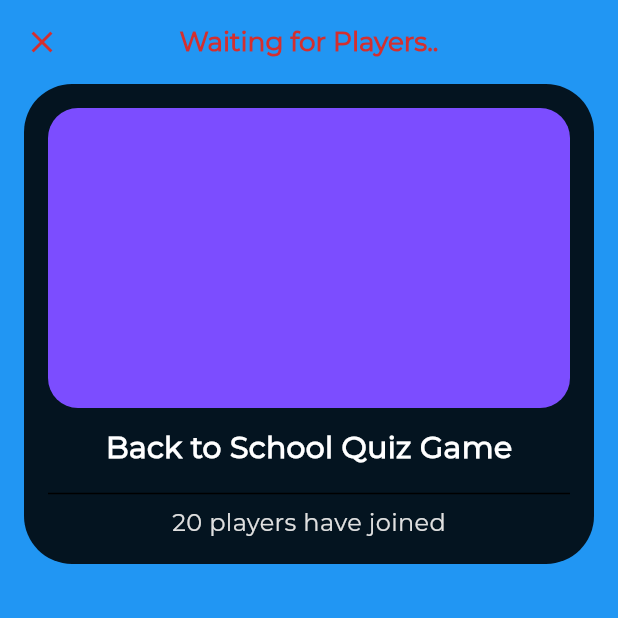
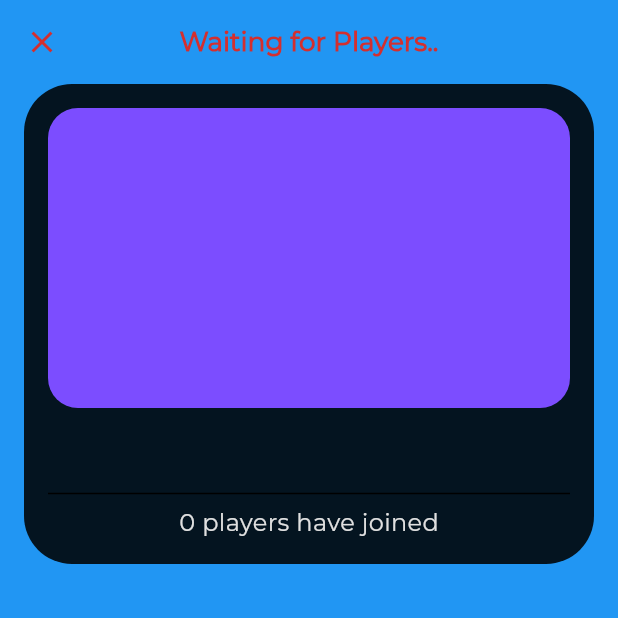
Before and after one commit to TextTheAnswer/Text_The_Answer_App, a Flutter app: the WaitingLobbyScreen screen opened directly with empty values, on a phone screen of 412 x 824 dp, the top half of it. Run offline on Flutter 3.47's test engine with Material 3 defaults, Android fonts, the phone set to English and light mode, and no system bars; our stand-ins replace animate_do, cached_network_image, equatable, flutter_bloc, flutter_dotenv, flutter_local_notifications and 12 more; accounts and stored records are empty.

Commit message:
feat: Update lobby data handling in Waiting Lobby Screen

```diff
--- a/lib/screens/game/waiting_lobby_screen.dart
+++ b/lib/screens/game/waiting_lobby_screen.dart
@@ -1,13 +1,38 @@
 import 'package:flutter/material.dart';
+import 'package:flutter_bloc/flutter_bloc.dart';
 import 'package:go_router/go_router.dart';
+import 'package:text_the_answer/blocs/game/game_bloc.dart';
+import 'package:text_the_answer/blocs/game/game_event.dart';
 import 'package:text_the_answer/models/lobby.dart';
 import 'package:text_the_answer/utils/font_utility.dart';
 import 'package:text_the_answer/widgets/app_bar/custom_app_bar.dart';
 
-class WaitingLobbyScreen extends StatelessWidget {
+//TODO: Do a complete port of [LobbyWaitingScreen]
+class WaitingLobbyScreen extends StatefulWidget {
   const WaitingLobbyScreen({super.key, required this.lobby});
 
   final Lobby lobby;
+
+  @override
+  State<WaitingLobbyScreen> createState() => _WaitingLobbyScreenState();
+}
+
+class _WaitingLobbyScreenState extends State<WaitingLobbyScreen> {
+  late Lobby _currentLobby;
+
+  @override
+  void initState() {
+    super.initState();
+    _currentLobby = widget.lobby;
+  }
+
+  @override
+  void dispose() {
+    // Leave the lobby when exiting screen
+    context.read<GameBloc>().add(LeaveLobby(lobbyId: _currentLobby.id));
+
+    super.dispose();
+  }
 
   @override
   Widget build(BuildContext context) {
@@ -23,7 +48,7 @@ class WaitingLobbyScreen extends StatelessWidget {
       body: Column(
         children: [
           // -- Lobby Card
-          LobbyCard(),
+          LobbyCard(lobby: _currentLobby),
           const SizedBox(height: 30),
 
           // -- Players
@@ -31,7 +56,7 @@ class WaitingLobbyScreen extends StatelessWidget {
             spacing: 12,
             runSpacing: 12,
             children:
-                lobby.players.map((player) {
+                _currentLobby.players.map((player) {
                   return PlayerChip();
                 }).toList(),
           ),
@@ -72,7 +97,9 @@ class PlayerChip extends StatelessWidget {
 }
 
 class LobbyCard extends StatelessWidget {
-  const LobbyCard({super.key});
+  const LobbyCard({super.key, required this.lobby});
+
+  final Lobby lobby;
 
   @override
   Widget build(BuildContext context) {
@@ -87,11 +114,14 @@ class LobbyCard extends StatelessWidget {
         children: [
           ClipRRect(
             borderRadius: BorderRadius.circular(20),
+            //TODO: Replace with image
             child: Container(height: 200, color: Colors.deepPurpleAccent),
           ),
           SizedBox(height: 12),
+
+          // -- Lobby Title
           Text(
-            'Back to School Quiz Game',
+            lobby.name,
             style: FontUtility.montserrat(
               fontSize: 20,
               fontWeight: FontWeight.bold,
@@ -103,7 +133,7 @@ class LobbyCard extends StatelessWidget {
 
           // -- Player number
           Text(
-            '${20} players have joined',
+            '${lobby.players.length} players have joined',
             style: FontUtility.montserrat(
               fontSize: 16,
               color: Colors.grey[300],
```
